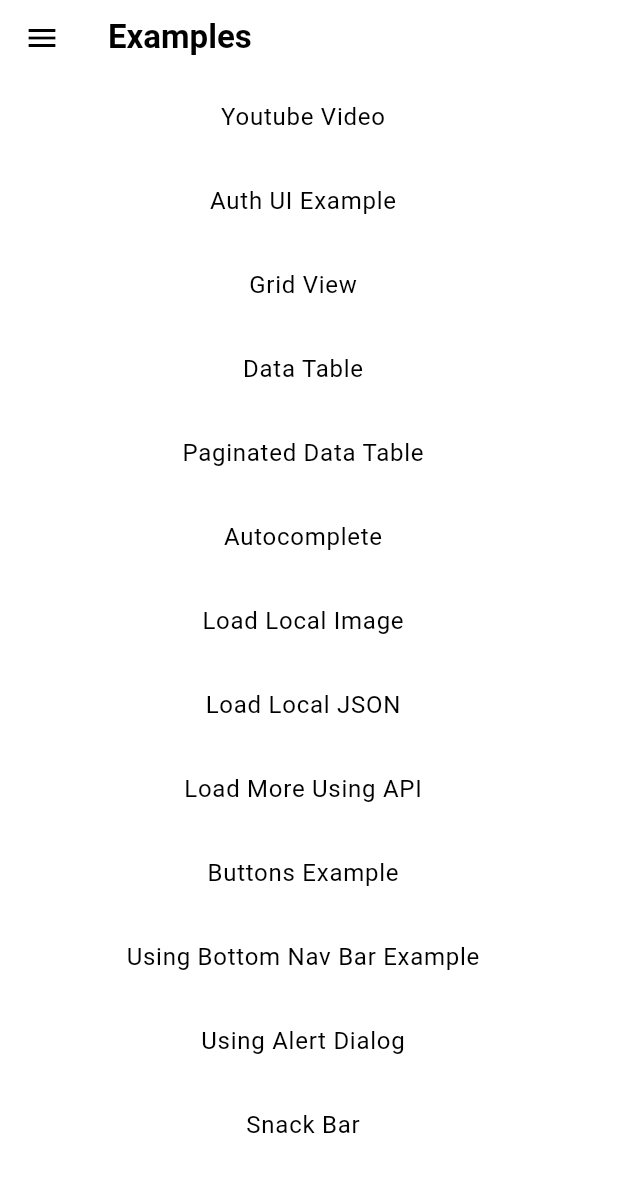
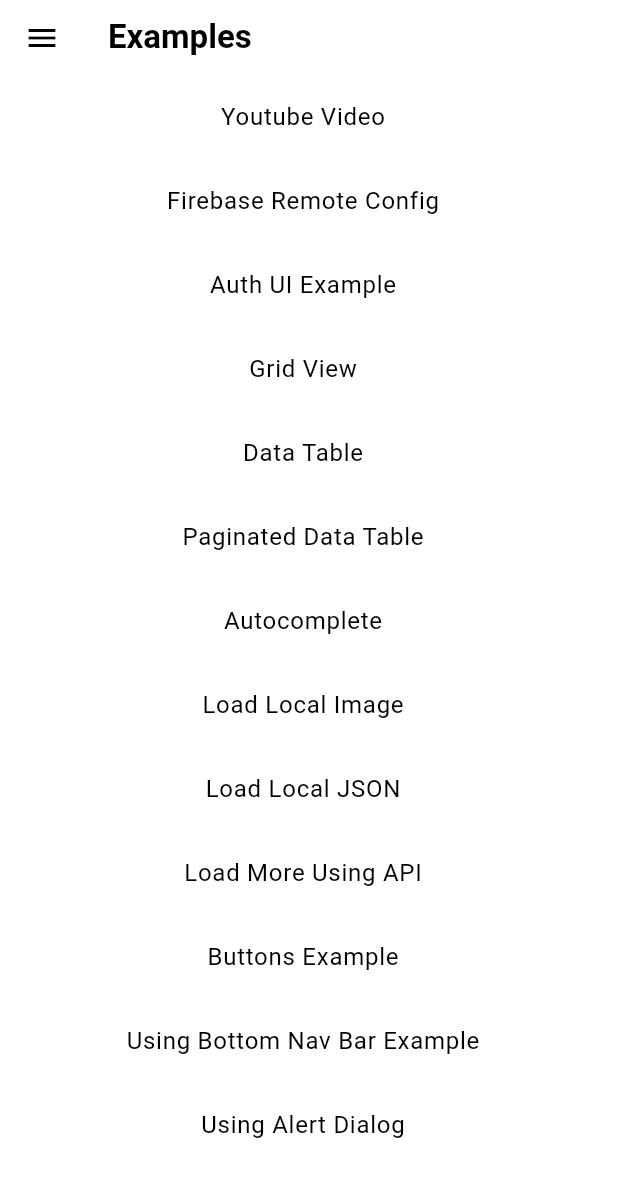
Before and after one commit to RajTechnologiesPvtLtd/flutter-moonlight, a Flutter app: the screen it shows after launch, after a tap on "Examples", on a phone screen of 412 x 824 dp. Shown: the top 1177 px of the screen. Run offline on Flutter 3.47's test engine with Material 2 defaults, Android fonts, the light colour scheme and no system bars; drawn by our look-alikes of google_mobile_ads; our stand-ins replace connectivity_plus, dio, firebase_remote_config, flutter_local_notifications, share_plus, shared_preferences and 2 more; accounts and stored records are empty; network calls fail.

Commit message:
add firebase remote config

```diff
--- a/lib/config/app_routes.dart
+++ b/lib/config/app_routes.dart
@@ -1,4 +1,3 @@
-import '../controllers/controllers.dart';
 import '../core/classes/classes.dart';
 import '../views/views.dart';
 
@@ -40,6 +39,7 @@
   static const String exampleYoutubeVideo = "/youtube-video";
   static const String exampleDataTable = "/data-table";
   static const String examplePaginatedDataTable = "/paginated-data-table";
+  static const String exampleFirebaseRemoteConfig = "/firebase-remote-config";
   static const String exampleAutocomplete = "/autocomplete";
   App() {
     addRoute(App.home, (context) => HomeView());
@@ -77,6 +77,8 @@
     addRoute(App.exampleDataTable, (context) => const DataTableView());
     addRoute(App.examplePaginatedDataTable,
         (context) => const PaginatedDataTableView());
+    addRoute(App.exampleFirebaseRemoteConfig,
+        (context) => const FirebaseRemoteConfigView());
     addRoute(
         App.exampleAutocomplete,
         (context) => DropdownWithSearch(
--- a/lib/core/classes/classes.dart
+++ b/lib/core/classes/classes.dart
@@ -1,3 +1,4 @@
 export 'route_manager.dart';
 export 'cache_manager.dart';
 export 'http_manager.dart';
+export 'ml_remote_config.dart';
--- a/lib/main.dart
+++ b/lib/main.dart
@@ -1,9 +1,12 @@
 import 'package:flutter/material.dart';
 import 'config/config.dart';
+// import 'package:firebase_core/firebase_core.dart';
 import 'package:google_mobile_ads/google_mobile_ads.dart';
 
-void main() {
+void main() async {
   WidgetsFlutterBinding.ensureInitialized();
+  // Remote Config
+  // await Firebase.initializeApp(); // if used then add on firebase remote config
   // Google Mobile Ads Start
   MobileAds.instance.initialize();
   // Google Mobile Ads End
--- a/lib/views/example_view.dart
+++ b/lib/views/example_view.dart
@@ -18,6 +18,11 @@
             ListTile(
               title: const Center(child: Text("Youtube Video")),
               onTap: () => Nav.toNamed(context, App.exampleYoutubeVideo),
+            ),
+            ListTile(
+              title: const Center(child: Text("Firebase Remote Config")),
+              onTap: () =>
+                  Nav.toNamed(context, App.exampleFirebaseRemoteConfig),
             ),
             ListTile(
               title: const Center(child: Text("Auth UI Example")),
--- a/lib/views/views.dart
+++ b/lib/views/views.dart
@@ -28,3 +28,4 @@
 export 'example/paginated_data_table.dart';
 export 'example/autocomplete_fields_example.dart';
 export 'example/sql_crud_view.dart';
+export 'example/firebase_remote_config_view.dart';
--- a/pubspec.yaml
+++ b/pubspec.yaml
@@ -11,6 +11,7 @@
     sdk: flutter
   connectivity_plus: ^4.0.1
   dio: ^5.2.1+1
+  firebase_core: ^2.15.0
   firebase_remote_config: ^4.2.3
   flutter_local_notifications: ^14.1.1
   google_mobile_ads: ^3.0.0
```
Also changed, not shown: lib/core/classes/ml_remote_config.dart (added, +40 -0 lines), lib/views/example/firebase_remote_config_view.dart (added, +32 -0 lines), pubspec.lock, 4 other files.
